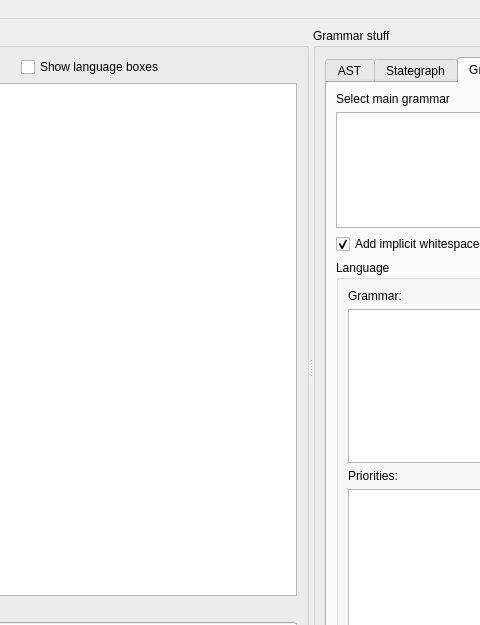
Before: the Qt Designer form node_editor/gui.ui in softdevteam/eco, drawn with Qt 5; both pictures show x 282 to 762 and y 0 to 625 of the 979 by 737 pixel window.
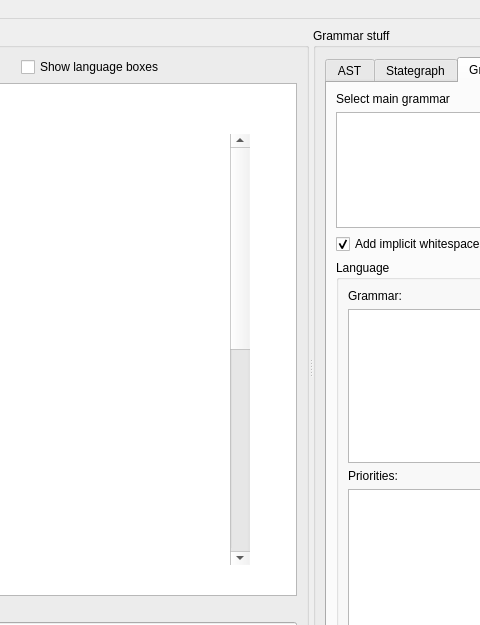
After: the same form once the commit is applied. The open tabs and pages were chosen to show the change. Custom widgets are drawn as their Qt base class.

Commit message: only draw the visible part of the AST

Diff of the .ui file:
```diff
--- a/node_editor/gui.ui
+++ b/node_editor/gui.ui
@@ -20,8 +20,8 @@
    <string>MainWindow</string>
   </property>
   <widget class="QWidget" name="centralwidget">
-   <layout class="QGridLayout" name="gridLayout">
-    <item row="0" column="0">
+   <layout class="QHBoxLayout" name="horizontalLayout_3">
+    <item>
      <widget class="QSplitter" name="splitter">
       <property name="orientation">
        <enum>Qt::Horizontal</enum>
@@ -71,7 +71,7 @@
             <rect>
              <x>0</x>
              <y>0</y>
-             <width>477</width>
+             <width>516</width>
              <height>507</height>
             </rect>
            </property>
@@ -184,6 +184,22 @@
               <property name="frameShadow">
                <enum>QFrame::Sunken</enum>
               </property>
+              <widget class="QScrollBar" name="verticalScrollBar">
+               <property name="geometry">
+                <rect>
+                 <x>490</x>
+                 <y>50</y>
+                 <width>20</width>
+                 <height>431</height>
+                </rect>
+               </property>
+               <property name="maximum">
+                <number>10</number>
+               </property>
+               <property name="orientation">
+                <enum>Qt::Vertical</enum>
+               </property>
+              </widget>
              </widget>
             </item>
            </layout>
```
Left out of the diff: 4 changed lines with no effect on the pictures. The commit also changes 2 other files.
